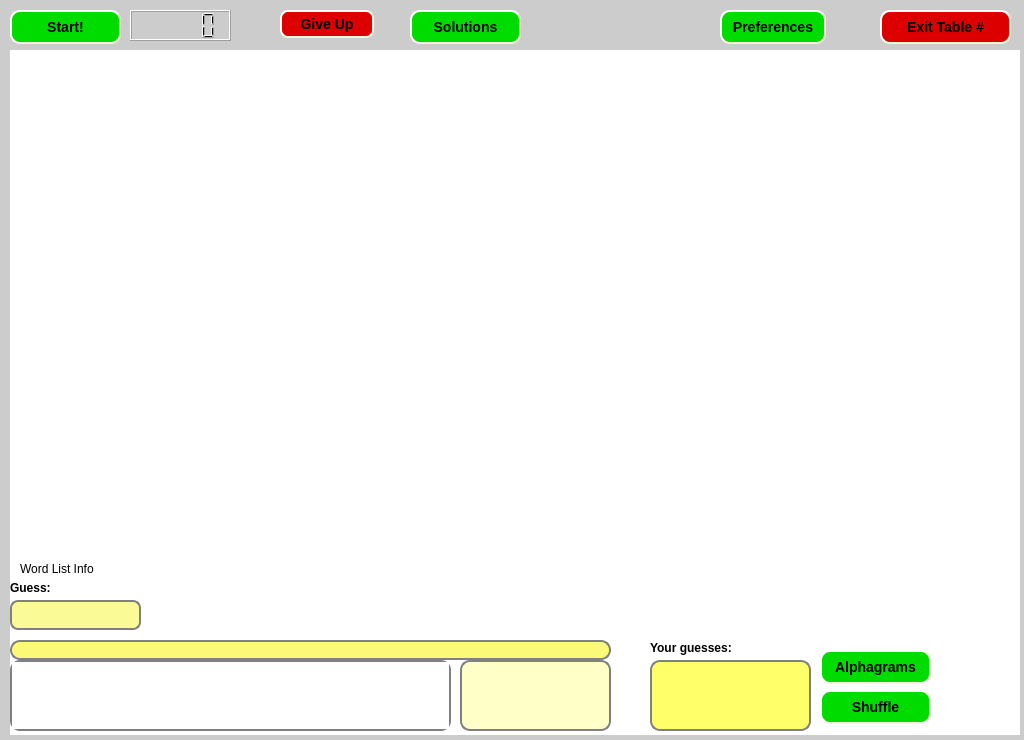
The window that trunk/client/src/tableForm.ui (domino14/aerolithdesktop) describes before a commit, drawn with Qt 5.
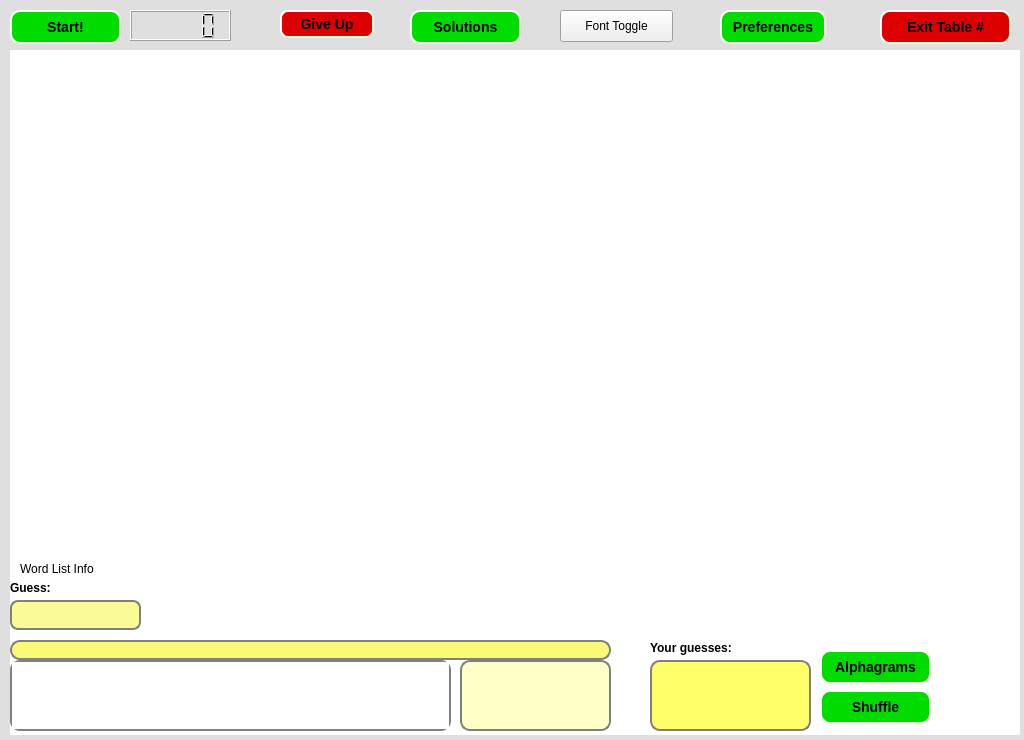
The same window after the commit.

```diff
--- a/trunk/client/src/tableForm.ui
+++ b/trunk/client/src/tableForm.ui
@@ -42,9 +42,9 @@
      <colorrole role="Window" >
       <brush brushstyle="SolidPattern" >
        <color alpha="255" >
-        <red>204</red>
-        <green>204</green>
-        <blue>204</blue>
+        <red>223</red>
+        <green>223</green>
+        <blue>223</blue>
        </color>
       </brush>
      </colorrole>
@@ -62,9 +62,9 @@
      <colorrole role="Window" >
       <brush brushstyle="SolidPattern" >
        <color alpha="255" >
-        <red>204</red>
-        <green>204</green>
-        <blue>204</blue>
+        <red>223</red>
+        <green>223</green>
+        <blue>223</blue>
        </color>
       </brush>
      </colorrole>
@@ -73,18 +73,18 @@
      <colorrole role="Base" >
       <brush brushstyle="SolidPattern" >
        <color alpha="255" >
-        <red>204</red>
-        <green>204</green>
-        <blue>204</blue>
+        <red>223</red>
+        <green>223</green>
+        <blue>223</blue>
        </color>
       </brush>
      </colorrole>
      <colorrole role="Window" >
       <brush brushstyle="SolidPattern" >
        <color alpha="255" >
-        <red>204</red>
-        <green>204</green>
-        <blue>204</blue>
+        <red>223</red>
+        <green>223</green>
+        <blue>223</blue>
        </color>
       </brush>
      </colorrole>
@@ -564,6 +564,19 @@
     <string>Preferences</string>
    </property>
   </widget>
+  <widget class="QPushButton" name="pushButtonFontToggle" >
+   <property name="geometry" >
+    <rect>
+     <x>560</x>
+     <y>10</y>
+     <width>113</width>
+     <height>32</height>
+    </rect>
+   </property>
+   <property name="text" >
+    <string>Font Toggle</string>
+   </property>
+  </widget>
  </widget>
  <tabstops>
   <tabstop>lineEditChat</tabstop>
```
